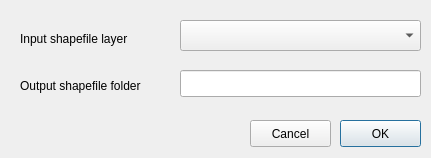
Qt form Ui_NetworkX_build.ui (tomasholderness/NetworkX-Tools-QGIS-Plugin) before a commit.
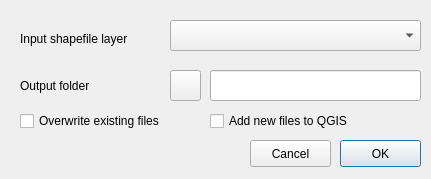
The same form after that commit. Icons and pictures are not drawn.

Patch:
```diff
--- a/Ui_NetworkX_build.ui
+++ b/Ui_NetworkX_build.ui
@@ -7,7 +7,7 @@
     <x>0</x>
     <y>0</y>
     <width>431</width>
-    <height>158</height>
+    <height>179</height>
    </rect>
   </property>
   <property name="windowTitle">
@@ -19,9 +19,9 @@
   <widget class="QComboBox" name="comboBoxInput">
    <property name="geometry">
     <rect>
-     <x>180</x>
+     <x>170</x>
      <y>20</y>
-     <width>241</width>
+     <width>251</width>
      <height>31</height>
     </rect>
    </property>
@@ -49,16 +49,16 @@
     </rect>
    </property>
    <property name="text">
-    <string>Output shapefile folder</string>
+    <string>Output folder</string>
    </property>
   </widget>
   <widget class="QLineEdit" name="lineEdit">
    <property name="geometry">
     <rect>
-     <x>180</x>
+     <x>210</x>
      <y>70</y>
-     <width>241</width>
-     <height>27</height>
+     <width>211</width>
+     <height>31</height>
     </rect>
    </property>
   </widget>
@@ -69,7 +69,7 @@
    <property name="geometry">
     <rect>
      <x>340</x>
-     <y>120</y>
+     <y>140</y>
      <width>81</width>
      <height>27</height>
     </rect>
@@ -82,7 +82,7 @@
    <property name="geometry">
     <rect>
      <x>250</x>
-     <y>120</y>
+     <y>140</y>
      <width>81</width>
      <height>27</height>
     </rect>
@@ -91,6 +91,49 @@
     <string>Cancel</string>
    </property>
   </widget>
+  <widget class="QPushButton" name="btnSave">
+   <property name="geometry">
+    <rect>
+     <x>170</x>
+     <y>70</y>
+     <width>31</width>
+     <height>31</height>
+    </rect>
+   </property>
+   <property name="text">
+    <string/>
+   </property>
+   <property name="icon">
+    <iconset resource="resources.qrc">
+     <normaloff>:/plugins/NetworkX/icon/mActionFolder.png</normaloff>:/plugins/NetworkX/icon/mActionFolder.png</iconset>
+   </property>
+  </widget>
+  <widget class="QCheckBox" name="checkBoxOverwrite">
+   <property name="geometry">
+    <rect>
+     <x>20</x>
+     <y>110</y>
+     <width>181</width>
+     <height>22</height>
+    </rect>
+   </property>
+   <property name="text">
+    <string>Overwrite existing files</string>
+   </property>
+  </widget>
+  <widget class="QCheckBox" name="checkBoxAdd">
+   <property name="geometry">
+    <rect>
+     <x>210</x>
+     <y>110</y>
+     <width>181</width>
+     <height>22</height>
+    </rect>
+   </property>
+   <property name="text">
+    <string>Add new files to QGIS</string>
+   </property>
+  </widget>
  </widget>
  <resources/>
  <connections/>
```
Left out of the diff: 6 changed lines with no effect on the pictures.
